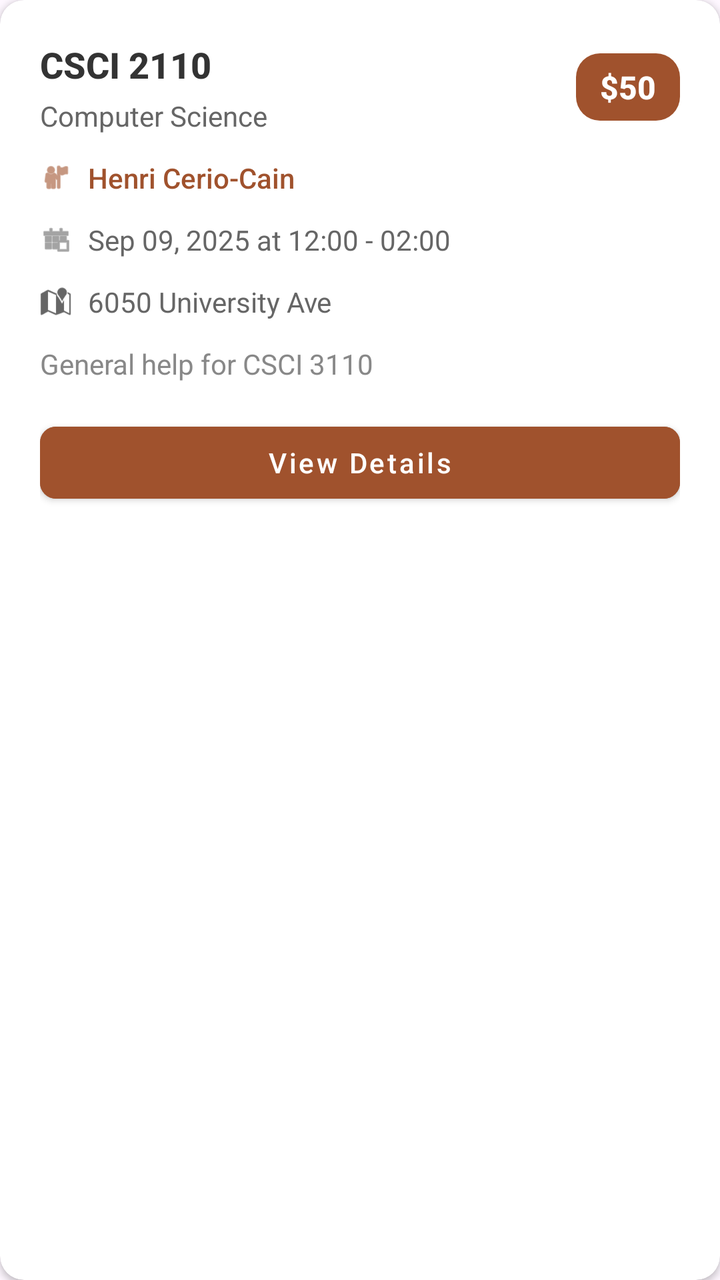
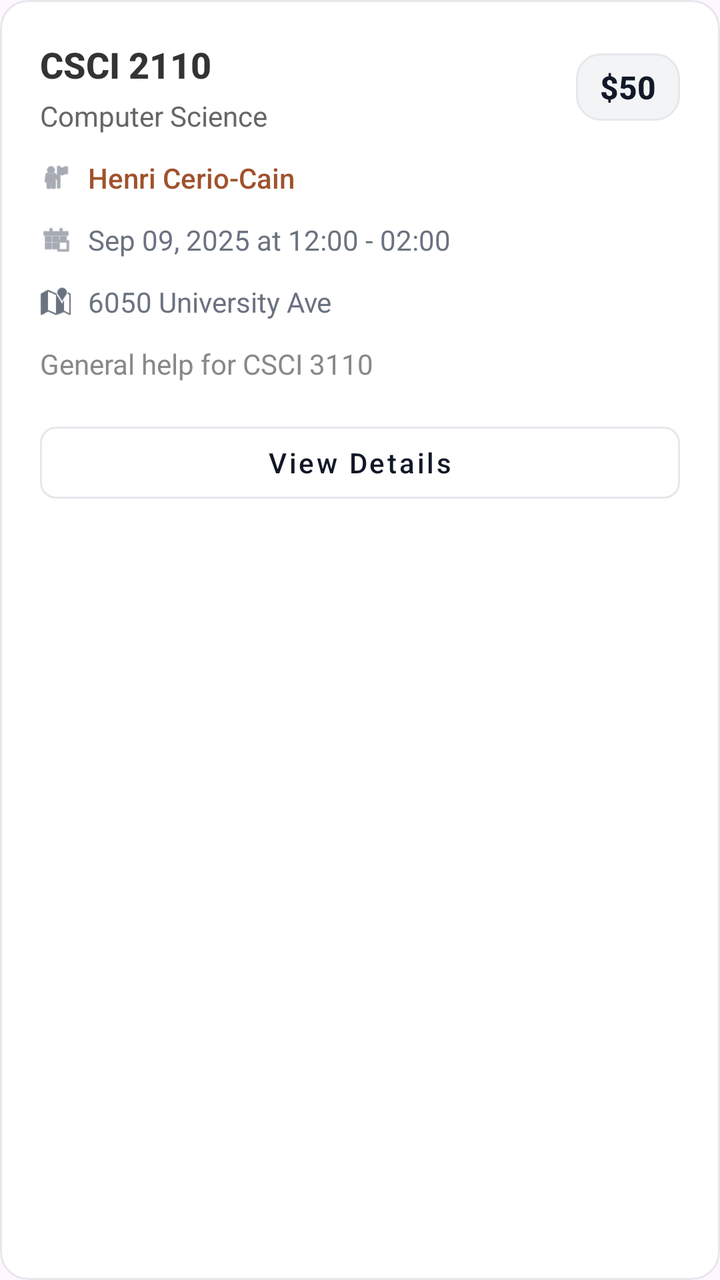

Two renders of the same Android screen: before a commit and after it. Below are the layout's source before the change and the commit's diff.
<!-- AndroidManifest.xml: application theme Theme.Csci3130Group1 -->
<!-- res/layout/item_tutorial_search.xml -->
<?xml version="1.0" encoding="utf-8"?>
<androidx.cardview.widget.CardView xmlns:android="http://schemas.android.com/apk/res/android"
    xmlns:app="http://schemas.android.com/apk/res-auto"
    android:layout_width="match_parent"
    android:layout_height="wrap_content"
    android:layout_marginBottom="16dp"
    app:cardCornerRadius="12dp"
    app:cardElevation="2dp"
    app:cardBackgroundColor="#FFFFFF">

    <LinearLayout
        android:layout_width="match_parent"
        android:layout_height="wrap_content"
        android:orientation="vertical"
        android:padding="20dp">

        
        <LinearLayout
            android:layout_width="match_parent"
            android:layout_height="wrap_content"
            android:orientation="horizontal"
            android:gravity="center_vertical"
            android:layout_marginBottom="12dp">

            <LinearLayout
                android:layout_width="0dp"
                android:layout_height="wrap_content"
                android:layout_weight="1"
                android:orientation="vertical">

                
                <TextView
                    android:id="@+id/tutorialName"
                    android:layout_width="wrap_content"
                    android:layout_height="wrap_content"
                    android:text="CSCI 2110"
                    android:textSize="18sp"
                    android:textStyle="bold"
                    android:textColor="#333333"
                    android:fontFamily="sans-serif-medium"
                    android:layout_marginBottom="4dp"/>

                
                <TextView
                    android:id="@+id/tutorialTopic"
                    android:layout_width="wrap_content"
                    android:layout_height="wrap_content"
                    android:text="Computer Science"
                    android:textSize="14sp"
                    android:textColor="#666666"/>
            </LinearLayout>

            
            <TextView
                android:id="@+id/tutorialFee"
                android:layout_width="wrap_content"
                android:layout_height="wrap_content"
                android:text="$50"
                android:textSize="16sp"
                android:textStyle="bold"
                android:textColor="#FFFFFF"
                android:background="@drawable/fee_badge_background"
                android:paddingHorizontal="12dp"
                android:paddingVertical="6dp"
                android:fontFamily="sans-serif-medium"/>
        </LinearLayout>

        
        <LinearLayout
            android:layout_width="match_parent"
            android:layout_height="wrap_content"
            android:orientation="horizontal"
            android:gravity="center_vertical"
            android:layout_marginBottom="12dp">

            <ImageView
                android:layout_width="16dp"
                android:layout_height="16dp"
                android:src="@android:drawable/ic_menu_myplaces"
                app:tint="#A0522D"/>

            <TextView
                android:id="@+id/tutorName"
                android:layout_width="wrap_content"
                android:layout_height="wrap_content"
                android:text="Henri Cerio-Cain"
                android:textSize="14sp"
                android:textColor="#A0522D"
                android:layout_marginStart="8dp"
                android:fontFamily="sans-serif-medium"/>
        </LinearLayout>

        
        <LinearLayout
            android:layout_width="match_parent"
            android:layout_height="wrap_content"
            android:orientation="horizontal"
            android:gravity="center_vertical"
            android:layout_marginBottom="12dp">

            <ImageView
                android:layout_width="16dp"
                android:layout_height="16dp"
                android:src="@android:drawable/ic_menu_today"
                app:tint="#666666"/>

            <TextView
                android:id="@+id/tutorialDateTime"
                android:layout_width="wrap_content"
                android:layout_height="wrap_content"
                android:text="Sep 09, 2025 at 12:00 - 02:00"
                android:textSize="14sp"
                android:textColor="#666666"
                android:layout_marginStart="8dp"/>
        </LinearLayout>

        
        <LinearLayout
            android:layout_width="match_parent"
            android:layout_height="wrap_content"
            android:orientation="horizontal"
            android:gravity="center_vertical"
            android:layout_marginBottom="12dp">

            <ImageView
                android:layout_width="16dp"
                android:layout_height="16dp"
                android:src="@android:drawable/ic_dialog_map"
                app:tint="#666666"/>

            <TextView
                android:id="@+id/tutorialLocation"
                android:layout_width="wrap_content"
                android:layout_height="wrap_content"
                android:text="6050 University Ave"
                android:textSize="14sp"
                android:textColor="#666666"
                android:layout_marginStart="8dp"/>
        </LinearLayout>

        
        <TextView
            android:id="@+id/tutorialDescription"
            android:layout_width="match_parent"
            android:layout_height="wrap_content"
            android:text="General help for CSCI 3110"
            android:textSize="14sp"
            android:textColor="#888888"
            android:layout_marginBottom="16dp"
            android:lineSpacingExtra="2dp"/>

        
        <Button
            android:id="@+id/viewDetailsButton"
            style="@style/Widget.MaterialComponents.Button"
            android:layout_width="match_parent"
            android:layout_height="wrap_content"
            android:text="View Details"
            android:textAllCaps="false"
            android:backgroundTint="#A0522D"
            android:textColor="#FFFFFF"
            app:cornerRadius="8dp"/>
    </LinearLayout>
</androidx.cardview.widget.CardView>
<!-- resources referenced by this layout -->
<resources>
  <!-- drawable fee_badge_background (drawable) -->
  <?xml version="1.0" encoding="utf-8"?>
  <shape xmlns:android="http://schemas.android.com/apk/res/android"
      android:shape="rectangle">
      <solid android:color="#A0522D"/>
      <corners android:radius="12dp"/>
  </shape>
  <style name="Theme.Csci3130Group1" parent="Base.Theme.Csci3130Group1" />
  <style name="Base.Theme.Csci3130Group1" parent="Theme.Material3.DayNight.NoActionBar">
          
          <item name="colorPrimary">#111827</item>
          <item name="colorOnPrimary">#FFFFFF</item>
          <item name="colorSecondary">#6B7280</item>
          <item name="colorOnSecondary">#FFFFFF</item>
          
          <item name="colorPrimaryContainer">#F3F4F6</item>
          <item name="colorOnPrimaryContainer">#111827</item>
          <item name="colorSecondaryContainer">#F3F4F6</item>
          <item name="colorOnSecondaryContainer">#111827</item>
          <item name="colorTertiary">#9CA3AF</item>
          <item name="colorSurface">#FFFFFF</item>
          <item name="colorOnSurface">#111827</item>
          <item name="colorOutline">#E5E7EB</item>
          <item name="android:navigationBarColor">#FFFFFF</item>
          <item name="android:statusBarColor">#FFFFFF</item>
      </style>
</resources>

<!-- the commit's change to res/layout/item_tutorial_search.xml (unified diff, before → after) -->
@@ -1,12 +1,14 @@
 <?xml version="1.0" encoding="utf-8"?>
-<androidx.cardview.widget.CardView xmlns:android="http://schemas.android.com/apk/res/android"
+<com.google.android.material.card.MaterialCardView xmlns:android="http://schemas.android.com/apk/res/android"
     xmlns:app="http://schemas.android.com/apk/res-auto"
     android:layout_width="match_parent"
     android:layout_height="wrap_content"
     android:layout_marginBottom="16dp"
-    app:cardCornerRadius="12dp"
-    app:cardElevation="2dp"
-    app:cardBackgroundColor="#FFFFFF">
+    app:cardCornerRadius="14dp"
+    app:cardElevation="0dp"
+    app:cardBackgroundColor="#FFFFFF"
+    app:strokeColor="#E5E7EB"
+    app:strokeWidth="1dp">
 
     <LinearLayout
         android:layout_width="match_parent"
@@ -58,8 +60,8 @@
                 android:text="$50"
                 android:textSize="16sp"
                 android:textStyle="bold"
-                android:textColor="#FFFFFF"
-                android:background="@drawable/fee_badge_background"
+                android:textColor="#111827"
+                android:background="@drawable/fee_badge_neutral"
                 android:paddingHorizontal="12dp"
                 android:paddingVertical="6dp"
                 android:fontFamily="sans-serif-medium"/>
@@ -77,7 +79,7 @@
                 android:layout_width="16dp"
                 android:layout_height="16dp"
                 android:src="@android:drawable/ic_menu_myplaces"
-                app:tint="#A0522D"/>
+                app:tint="#6B7280"/>
 
             <TextView
                 android:id="@+id/tutorName"
@@ -102,7 +104,7 @@
                 android:layout_width="16dp"
                 android:layout_height="16dp"
                 android:src="@android:drawable/ic_menu_today"
-                app:tint="#666666"/>
+                app:tint="#6B7280"/>
 
             <TextView
                 android:id="@+id/tutorialDateTime"
@@ -110,7 +112,7 @@
                 android:layout_height="wrap_content"
                 android:text="Sep 09, 2025 at 12:00 - 02:00"
                 android:textSize="14sp"
-                android:textColor="#666666"
+                android:textColor="#6B7280"
                 android:layout_marginStart="8dp"/>
         </LinearLayout>
 
@@ -126,7 +128,7 @@
                 android:layout_width="16dp"
                 android:layout_height="16dp"
                 android:src="@android:drawable/ic_dialog_map"
-                app:tint="#666666"/>
+                app:tint="#6B7280"/>
 
             <TextView
                 android:id="@+id/tutorialLocation"
@@ -134,7 +136,7 @@
                 android:layout_height="wrap_content"
                 android:text="6050 University Ave"
                 android:textSize="14sp"
-                android:textColor="#666666"
+                android:textColor="#6B7280"
                 android:layout_marginStart="8dp"/>
         </LinearLayout>
 
@@ -152,13 +154,13 @@
         
         <Button
             android:id="@+id/viewDetailsButton"
-            style="@style/Widget.MaterialComponents.Button"
+            style="@style/Widget.MaterialComponents.Button.OutlinedButton"
             android:layout_width="match_parent"
             android:layout_height="wrap_content"
             android:text="View Details"
             android:textAllCaps="false"
-            android:backgroundTint="#A0522D"
-            android:textColor="#FFFFFF"
+            android:textColor="#111827"
+            app:strokeColor="#E5E7EB"
             app:cornerRadius="8dp"/>
     </LinearLayout>
-</androidx.cardview.widget.CardView>
+</com.google.android.material.card.MaterialCardView>
<!-- resource entries referenced after the edit -->
@@ -1,11 +1,12 @@
 <!-- resources referenced by this layout -->
 <resources>
-  <!-- drawable fee_badge_background (drawable) -->
+  <!-- drawable fee_badge_neutral (drawable) -->
   <?xml version="1.0" encoding="utf-8"?>
   <shape xmlns:android="http://schemas.android.com/apk/res/android"
       android:shape="rectangle">
-      <solid android:color="#A0522D"/>
-      <corners android:radius="12dp"/>
+      <solid android:color="#F3F4F6" />
+      <corners android:radius="12dp" />
+      <stroke android:width="1dp" android:color="#E5E7EB" />
   </shape>
   <style name="Theme.Csci3130Group1" parent="Base.Theme.Csci3130Group1" />
   <style name="Base.Theme.Csci3130Group1" parent="Theme.Material3.DayNight.NoActionBar">
